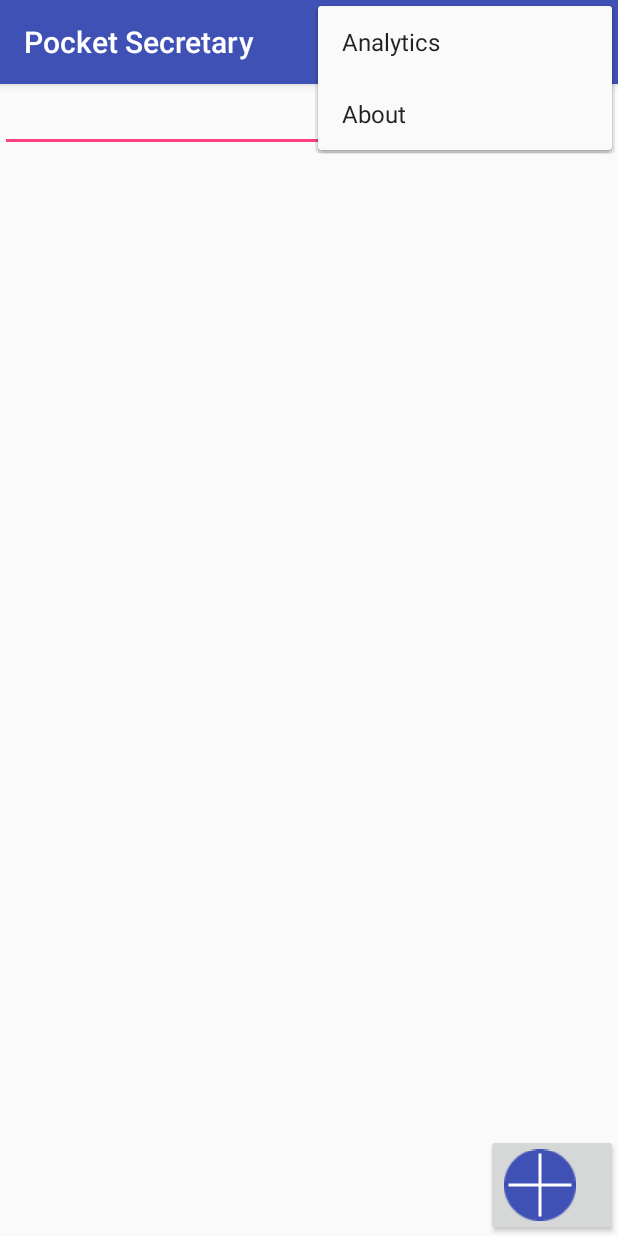
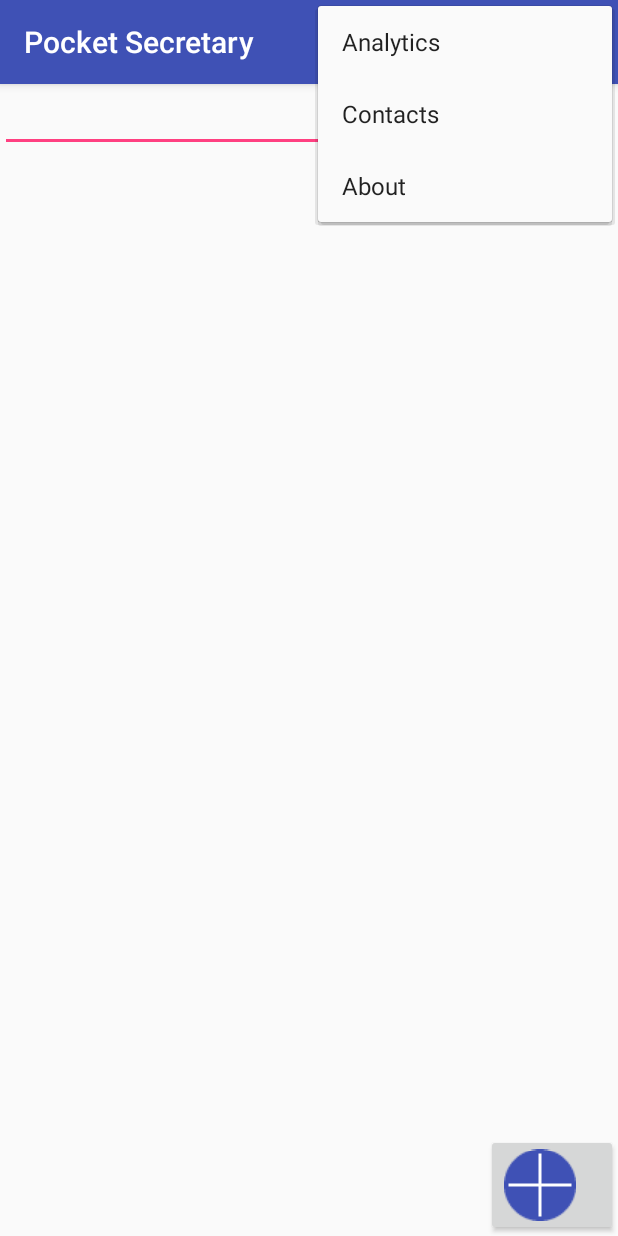
Before and after one commit to GDG-NN/study_jams_homework, an Android app: the ContactsList screen opened directly, with no data from a screen before it, with the options menu open, on a phone screen of 412 x 824 dp. Run offline under Robolectric (Android 15) with nearby library versions, the phone set to English and light mode, and no system bars.

Commit message:
Fix some errors

```diff
--- a/puga4enko/PocketSecretary/app/src/main/java/com/andrejjj/pocketsecretary/activities/AddContact.java
+++ b/puga4enko/PocketSecretary/app/src/main/java/com/andrejjj/pocketsecretary/activities/AddContact.java
@@ -87,6 +87,10 @@ public class AddContact extends AppCompatActivity {
 //                Intent intentOptions = new Intent(this, com.andrejjj.pocketsecretary.activities.Options.class);
 //                startActivity(intentOptions);
 //                return (true);
+            case R.id.mniContacts:
+                Intent intentContacts = new Intent(this, com.andrejjj.pocketsecretary.activities.ContactsList.class);
+                startActivity(intentContacts);
+                return (true);
             case R.id.mniAbout:
                 Toast.makeText(this, R.string.about_toast, Toast.LENGTH_LONG)
                         .show();
--- a/puga4enko/PocketSecretary/app/src/main/java/com/andrejjj/pocketsecretary/activities/Analytics.java
+++ b/puga4enko/PocketSecretary/app/src/main/java/com/andrejjj/pocketsecretary/activities/Analytics.java
@@ -42,6 +42,10 @@ public class Analytics extends AppCompatActivity {
 //                Intent intentOptions = new Intent(this, com.andrejjj.pocketsecretary.activities.Options.class);
 //                startActivity(intentOptions);
 //                return (true);
+            case R.id.mniContacts:
+                Intent intentContacts = new Intent(this, com.andrejjj.pocketsecretary.activities.ContactsList.class);
+                startActivity(intentContacts);
+                return (true);
             case R.id.mniAbout:
                 Toast.makeText(this, R.string.about_toast, Toast.LENGTH_LONG)
                         .show();
--- a/puga4enko/PocketSecretary/app/src/main/java/com/andrejjj/pocketsecretary/activities/ContactsList.java
+++ b/puga4enko/PocketSecretary/app/src/main/java/com/andrejjj/pocketsecretary/activities/ContactsList.java
@@ -5,13 +5,12 @@ import android.os.Bundle;
 import android.support.v7.app.AppCompatActivity;
 import android.view.Menu;
 import android.view.MenuItem;
+import android.view.View;
+import android.widget.Button;
+import android.widget.EditText;
 import android.widget.Toast;
 
 import com.andrejjj.pocketsecretary.R;
-
-/**
- * Created by Andrejjj on 25.04.2016.
- */
 
 /**
  * @author Andrey S. Pugachenko
@@ -19,10 +18,24 @@ import com.andrejjj.pocketsecretary.R;
  *          This is an Activity for options
  */
 public class ContactsList extends AppCompatActivity {
+    EditText mEditTextContacts;
+    Button mButtonAddContact;
+
     @Override
     protected void onCreate(Bundle savedInstanceState) {
         super.onCreate(savedInstanceState);
         setContentView(R.layout.contacts_list);
+
+        mEditTextContacts = (EditText) findViewById(R.id.txtContacts);
+        mButtonAddContact = (Button) findViewById(R.id.btnAddContact);
+
+        mButtonAddContact.setOnClickListener(new View.OnClickListener() {
+            @Override
+            public void onClick(final View v) {
+                Intent intentAddContact = new Intent(getApplicationContext(), com.andrejjj.pocketsecretary.activities.AddContact.class);
+                startActivity(intentAddContact);
+            }
+        });
     }
 
     @Override
@@ -42,6 +55,10 @@ public class ContactsList extends AppCompatActivity {
 //                Intent intentOptions = new Intent(this, com.andrejjj.pocketsecretary.activities.Options.class);
 //                startActivity(intentOptions);
 //                return (true);
+            case R.id.mniContacts:
+                Intent intentContacts = new Intent(this, com.andrejjj.pocketsecretary.activities.ContactsList.class);
+                startActivity(intentContacts);
+                return (true);
             case R.id.mniAbout:
                 Toast.makeText(this, R.string.about_toast, Toast.LENGTH_LONG)
                         .show();
--- a/puga4enko/PocketSecretary/app/src/main/java/com/andrejjj/pocketsecretary/activities/MonthsEvent.java
+++ b/puga4enko/PocketSecretary/app/src/main/java/com/andrejjj/pocketsecretary/activities/MonthsEvent.java
@@ -43,6 +43,10 @@ public class MonthsEvent extends AppCompatActivity {
 //                Intent intentOptions = new Intent(this, com.andrejjj.pocketsecretary.activities.Options.class);
 //                startActivity(intentOptions);
 //                return (true);
+            case R.id.mniContacts:
+                Intent intentContacts = new Intent(this, com.andrejjj.pocketsecretary.activities.ContactsList.class);
+                startActivity(intentContacts);
+                return (true);
             case R.id.mniAbout:
                 Toast.makeText(this, R.string.about_toast, Toast.LENGTH_LONG)
                         .show();
--- a/puga4enko/PocketSecretary/app/src/main/java/com/andrejjj/pocketsecretary/activities/Options.java
+++ b/puga4enko/PocketSecretary/app/src/main/java/com/andrejjj/pocketsecretary/activities/Options.java
@@ -42,6 +42,10 @@ public class Options extends AppCompatActivity {
 //                Intent intentOptions = new Intent(this, com.andrejjj.pocketsecretary.activities.Options.class);
 //                startActivity(intentOptions);
 //                return (true);
+            case R.id.mniContacts:
+                Intent intentContacts = new Intent(this, com.andrejjj.pocketsecretary.activities.ContactsList.class);
+                startActivity(intentContacts);
+                return (true);
             case R.id.mniAbout:
                 Toast.makeText(this, R.string.about_toast, Toast.LENGTH_LONG)
                         .show();
--- a/puga4enko/PocketSecretary/app/src/main/res/menu/actions.xml
+++ b/puga4enko/PocketSecretary/app/src/main/res/menu/actions.xml
@@ -5,10 +5,10 @@
     android:layout_height="wrap_content">
     <item
         android:id="@+id/mniAnalytics"
+        android:layout_width="wrap_content"
+        android:layout_height="wrap_content"
         android:title="@string/menu_analytics"
-        pocketsecretary:showAsAction="collapseActionView"
-        android:layout_width="wrap_content"
-        android:layout_height="wrap_content" />
+        pocketsecretary:showAsAction="collapseActionView" />
     <!--<item-->
         <!--android:id="@+id/mniOptions"-->
         <!--android:title="@string/menu_options"-->
@@ -16,10 +16,16 @@
         <!--android:layout_width="wrap_content"-->
         <!--android:layout_height="wrap_content" />-->
     <item
+        android:id="@+id/mniContacts"
+        android:layout_width="wrap_content"
+        android:layout_height="wrap_content"
+        android:title="@string/menu_contacts"
+        pocketsecretary:showAsAction="collapseActionView" />
+    <item
         android:id="@+id/mniAbout"
+        android:layout_width="wrap_content"
+        android:layout_height="wrap_content"
         android:title="@string/menu_about"
-        pocketsecretary:showAsAction="collapseActionView"
-        android:layout_width="wrap_content"
-        android:layout_height="wrap_content" />
+        pocketsecretary:showAsAction="collapseActionView" />
 
 </menu>
--- a/puga4enko/PocketSecretary/app/src/main/res/values/strings.xml
+++ b/puga4enko/PocketSecretary/app/src/main/res/values/strings.xml
@@ -16,5 +16,6 @@
     <string name="menu_options">Options</string>
     <string name="menu_analytics">Analytics</string>
     <string name="menu_about">About</string>
+    <string name="menu_contacts">Contacts</string>
     <string name="about_toast">Hi, it\'s simple ToDo app\nwhich\'s made by puga4enko@gmail.com\nfor Study Jam of GDG-NN</string>
 </resources>
```
Also changed, not shown: puga4enko/PocketSecretary/app/src/main/java/com/andrejjj/pocketsecretary/activities/AddEvent.java (+19 -18 lines), puga4enko/PocketSecretary/app/src/main/java/com/andrejjj/pocketsecretary/activities/DayEvents.java (+7 -7 lines).
